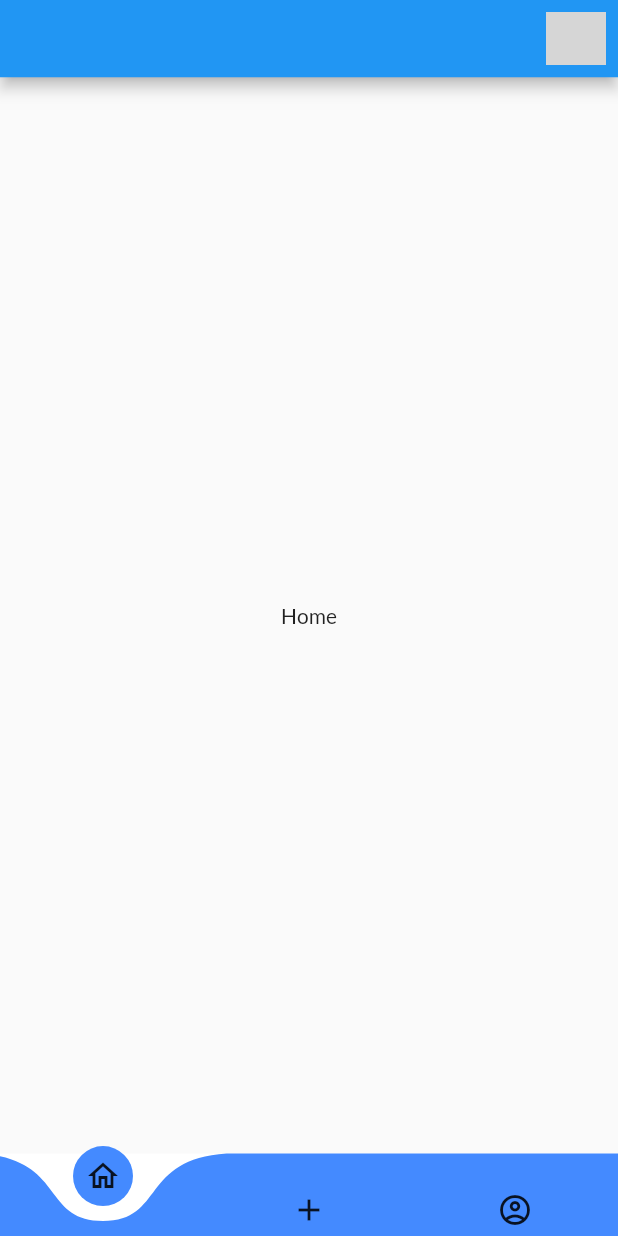
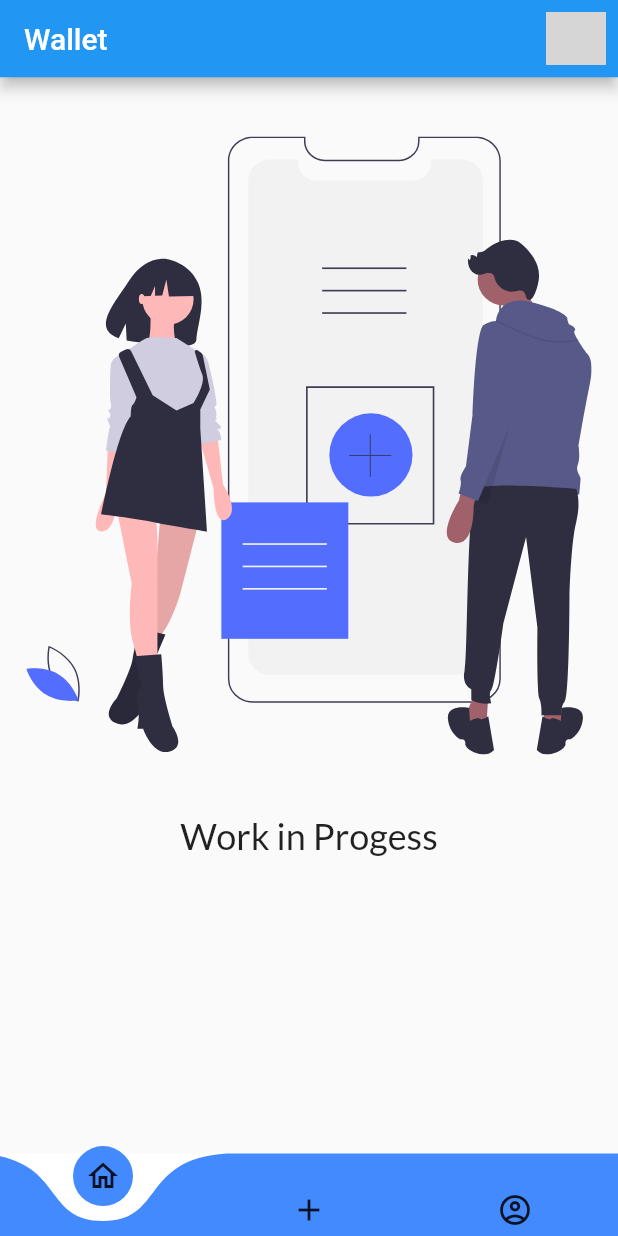
Before and after one commit to YadavGulshan/wallet, a Flutter app: the screen it shows once a user with an empty profile is signed in, on a phone screen of 412 x 824 dp. Run offline on Flutter 3.47's test engine with Material 2 defaults, Android fonts, the light colour scheme and no system bars; drawn by our look-alikes of curved_navigation_bar; our stand-ins replace firebase_auth, firebase_core, flutter_svg, font_awesome_flutter, google_fonts, google_sign_in; accounts and stored records are empty; network calls fail; grey boxes are pictures that could not be loaded.

Commit message:
Cleaning up codes

```diff
--- a/lib/pages/home.dart
+++ b/lib/pages/home.dart
@@ -1,4 +1,5 @@
 import 'package:flutter/material.dart';
+import 'package:flutter_svg/flutter_svg.dart';
 
 // ignore: camel_case_types
 class home_page extends StatefulWidget {
@@ -12,8 +13,27 @@ class home_page extends StatefulWidget {
 class _home_pageState extends State<home_page> {
   @override
   Widget build(BuildContext context) {
-    return const Center(
-      child: Text("Home"),
+    return Center(
+      child: Column(
+        children: <Widget>[
+          const Spacer(),
+          SvgPicture.asset(
+            "assets/images/collaborating.svg",
+            height: MediaQuery.of(context).size.height / 2,
+            width: MediaQuery.of(context).size.width,
+          ),
+          const Spacer(),
+          Text(
+            "Work in Progess",
+            style: Theme.of(context).textTheme.headline5,
+          ),
+          const Spacer(),
+          const Spacer(),
+          const Spacer(),
+          const Spacer(),
+          const Spacer(),
+        ],
+      ),
     );
   }
 }
--- a/lib/pages/testing.dart
+++ b/lib/pages/testing.dart
@@ -40,6 +40,8 @@ class _TestingpageState extends State<Testingpage> {
       appBar: PreferredSize(
         preferredSize: Size.fromHeight(height2 / 16),
         child: AppBar(
+          title: const Text("Wallet"),
+
           /// Automatically imply leading removes the back button from the appbar, if set to false.
           automaticallyImplyLeading: false,
           actions: <Widget>[
--- a/lib/pages/userPages/Account_info.dart
+++ b/lib/pages/userPages/Account_info.dart
@@ -8,8 +8,10 @@ class AccountInfo extends StatelessWidget {
 
   @override
   Widget build(BuildContext context) {
-    return const Center(
-      child: Text("Account Info"),
+    return const Scaffold(
+      body: Center(
+        child: Text("Account Info"),
+      ),
     );
   }
 }
--- a/lib/pages/userPages/Invite_a_Friend.dart
+++ b/lib/pages/userPages/Invite_a_Friend.dart
@@ -5,8 +5,10 @@ class InviteFriend extends StatelessWidget {
 
   @override
   Widget build(BuildContext context) {
-    return const Center(
-      child: Text("Invite your friends :)"),
+    return const Scaffold(
+      body: Center(
+        child: Text("Invite your friends :)"),
+      ),
     );
   }
 }
--- a/lib/pages/userPages/Notifications_Settings.dart
+++ b/lib/pages/userPages/Notifications_Settings.dart
@@ -5,8 +5,10 @@ class NotificationSetting extends StatelessWidget {
 
   @override
   Widget build(BuildContext context) {
-    return const Center(
-      child: Text("Notification Setting"),
+    return const Scaffold(
+      body: Center(
+        child: Text("Notification Setting"),
+      ),
     );
   }
 }
--- a/lib/pages/userPages/aboutUsPage.dart
+++ b/lib/pages/userPages/aboutUsPage.dart
@@ -5,8 +5,10 @@ class AboutUs extends StatelessWidget {
 
   @override
   Widget build(BuildContext context) {
-    return const Center(
-      child: Text("About Us page."),
+    return const Scaffold(
+      body: Center(
+        child: Text("About Us page."),
+      ),
     );
   }
 }
```
Also changed, not shown: lib/pages/add_coins.dart (+19 -2 lines), assets/images/add.svg (added), assets/images/collaborating.svg (added).
